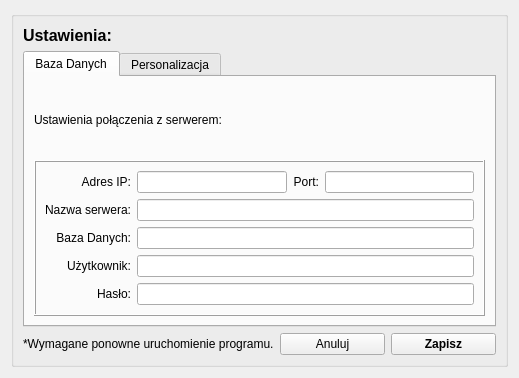
This is settingsForm.ui in imaxxxyou/praca_inzynierska_maciej_jablonski as Qt 5 draws it before an edit. The edited form follows.
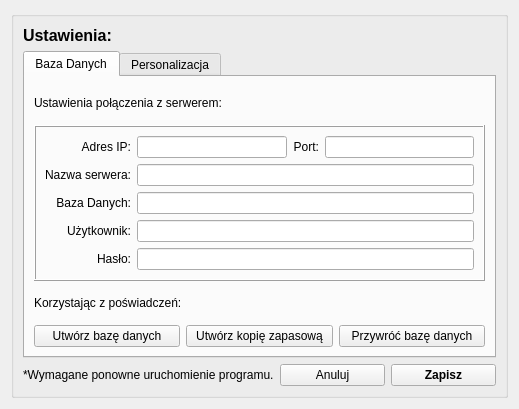
This is the edited form. The open tabs and pages were chosen to show the change.

```diff
--- a/settingsForm.ui
+++ b/settingsForm.ui
@@ -7,7 +7,7 @@
     <x>0</x>
     <y>0</y>
     <width>519</width>
-    <height>378</height>
+    <height>409</height>
    </rect>
   </property>
   <property name="windowTitle">
@@ -74,14 +74,7 @@
           <string>Baza Danych</string>
          </attribute>
          <layout class="QGridLayout" name="gridLayout_2">
-          <item row="0" column="0" colspan="2">
-           <widget class="QLabel" name="label_2">
-            <property name="text">
-             <string>Ustawienia połączenia z serwerem:</string>
-            </property>
-           </widget>
-          </item>
-          <item row="1" column="0" colspan="3">
+          <item row="2" column="0" colspan="3">
            <widget class="QFrame" name="frame">
             <property name="frameShape">
              <enum>QFrame::Box</enum>
@@ -171,6 +164,41 @@
             </layout>
            </widget>
           </item>
+          <item row="0" column="0" colspan="2">
+           <widget class="QLabel" name="label_2">
+            <property name="text">
+             <string>Ustawienia połączenia z serwerem:</string>
+            </property>
+           </widget>
+          </item>
+          <item row="4" column="1">
+           <widget class="QPushButton" name="pushButtonCloneDatabase">
+            <property name="text">
+             <string>Utwórz kopię zapasową</string>
+            </property>
+           </widget>
+          </item>
+          <item row="4" column="0">
+           <widget class="QPushButton" name="pushButtonCreateDatabase">
+            <property name="text">
+             <string>Utwórz bazę danych</string>
+            </property>
+           </widget>
+          </item>
+          <item row="4" column="2">
+           <widget class="QPushButton" name="pushButtonBackupDatabase">
+            <property name="text">
+             <string>Przywróć bazę danych</string>
+            </property>
+           </widget>
+          </item>
+          <item row="3" column="0" colspan="2">
+           <widget class="QLabel" name="label_15">
+            <property name="text">
+             <string>Korzystając z poświadczeń:</string>
+            </property>
+           </widget>
+          </item>
          </layout>
         </widget>
         <widget class="QWidget" name="tab_4">
```
Left out of the diff: 2 changed lines with no effect on the pictures.
